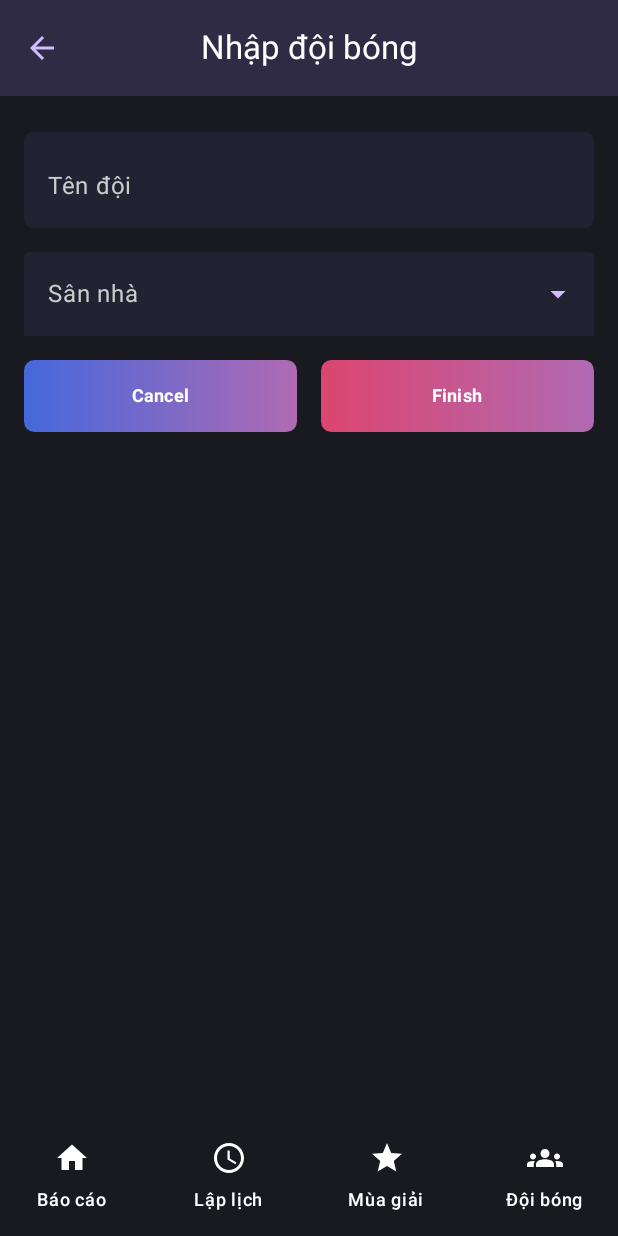
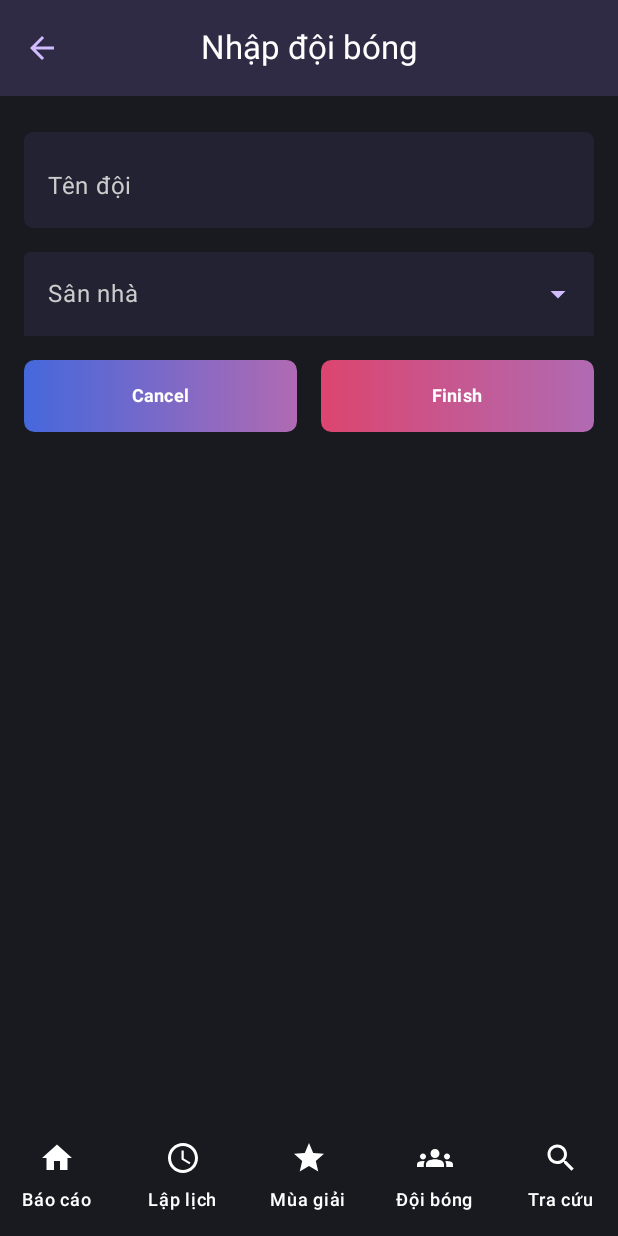
Before and after one commit to kohrabi/QuanLyBongDa, an Android app built with Jetpack Compose: the DoiBongInputScreen screen opened through its navigation route, on a phone screen of 412 x 824 dp. Run offline under Robolectric (Android 15) with nearby library versions, the phone set to English and light mode, and no system bars; our stand-ins replace Dagger/Hilt's generated code, Room's generated code; pictures from the network do not load.

```diff
--- a/app/src/main/java/com/example/quanlybongda/AppNavigation.kt
+++ b/app/src/main/java/com/example/quanlybongda/AppNavigation.kt
@@ -75,6 +75,7 @@ fun AppNavigation() {
         BottomNavigationRoute("lapLich", "Lập lịch", Icons.Default.Schedule),
         BottomNavigationRoute("muaGiai", "Mùa giải", Icons.Default.Star),
         BottomNavigationRoute("doiBong", "Đội bóng", Icons.Default.Groups),
+        BottomNavigationRoute("traCuu", "Tra cứu", Icons.Default.Search),
     )
 
     Scaffold(
@@ -127,6 +128,7 @@ fun AppNavigation() {
                 BanThangScreen(backStackEntry.arguments?.getInt("maTD") ?: 1, navController, modifier)
             }
             composable("hoSo") { KetQuaTranDauScreen(navController, modifier) }
+            composable("traCuu") { TraCuuScreen(navController, modifier) }
             composable("lapLich") { LapLichScreen(navController, modifier) }
             composable("muaGiai") { MuaGiaiScreen(navController, modifier) }
             composable("doiBong") { DoiBongScreen(navController, modifier) }
--- a/app/src/main/java/com/example/quanlybongda/Database/AppDatabase.kt
+++ b/app/src/main/java/com/example/quanlybongda/Database/AppDatabase.kt
@@ -98,7 +98,7 @@ abstract class AppDatabase : RoomDatabase() {
                 )
                     .createFromAsset("database/db.sqlite")
 //                    .allowMainThreadQueries()
-                    .fallbackToDestructiveMigration()
+//                    .fallbackToDestructiveMigration()
                     .build()
                 INSTANCE = instance;
                 return instance;
--- a/app/src/main/java/com/example/quanlybongda/Database/DAO/CauThuDAO.kt
+++ b/app/src/main/java/com/example/quanlybongda/Database/DAO/CauThuDAO.kt
@@ -21,8 +21,17 @@ interface CauThuDAO {
     @Query("SELECT * FROM CauThu")
     suspend fun selectAlLCauThu() : List<CauThu>;
 
+    @Query("SELECT * FROM CauThu LIMIT :limit")
+    suspend fun selectCauThuLimit(limit : Int) : List<CauThu>;
+
     @Query("SELECT * FROM LoaiCT")
     suspend fun selectAllLoaiCT() : List<LoaiCT>;
+
+    @Query("""SELECT * FROM CauThu AS CT
+        WHERE CT.tenCT LIKE :searchArgument OR
+                CAST(CT.soAo AS TEXT) LIKE :searchArgument OR
+                CT.ghiChu LIKE :searchArgument""")
+    suspend fun searchCauThu(searchArgument : String) : List<CauThu>;
 
     @Query("""SELECT CT.*, SUM(CASE WHEN LBT.diemBT > 0 THEN LBT.diemBT END ) as banThang FROM CauThu AS CT
         LEFT JOIN BanThang AS BT ON BT.maCT=CT.maCT
--- a/app/src/main/java/com/example/quanlybongda/ui/jetpackcompose/screens/CauThuScreen.kt
+++ b/app/src/main/java/com/example/quanlybongda/ui/jetpackcompose/screens/CauThuScreen.kt
@@ -149,7 +149,7 @@ fun PlayerCard(player: CauThu) {
                     contentAlignment = Alignment.Center
                 ) {
                     Text(
-                        text = "${player.maCT}",
+                        text = "${player.soAo}",
                         style = TextStyle(
                             fontSize = 12.sp,
                             fontWeight = FontWeight.Bold,
--- a/app/src/main/java/com/example/quanlybongda/ui/jetpackcompose/screens/Components.kt
+++ b/app/src/main/java/com/example/quanlybongda/ui/jetpackcompose/screens/Components.kt
@@ -98,6 +98,7 @@ fun InputTextField(
     errorMessage : String = "",
     visualTransformation : VisualTransformation = VisualTransformation.None,
     trailingIcon : @Composable () -> Unit = {},
+    leadingIcon : (@Composable () -> Unit)? = null,
     keyboardOption: KeyboardOptions = KeyboardOptions.Default,
     modifier: Modifier = Modifier
 ) {
@@ -114,6 +115,7 @@ fun InputTextField(
             .fillMaxWidth()
             .background(darkCardBackground, shape = RoundedCornerShape(6.dp)),
         visualTransformation = visualTransformation,
+        leadingIcon = leadingIcon,
         trailingIcon = {
             trailingIcon()
             if (isError)
@@ -132,6 +134,8 @@ fun InputTextField(
             errorLabelColor = Pink80,
             errorSupportingTextColor = Pink80,
             errorBorderColor = Pink80,
+            focusedLeadingIconColor = Color.White,
+            unfocusedLeadingIconColor = Color.LightGray,
         )
     )
 }
```
Also changed, not shown: app/src/main/java/com/example/quanlybongda/ui/jetpackcompose/screens/TraCuuScreen.kt (added, +133 -0 lines).
